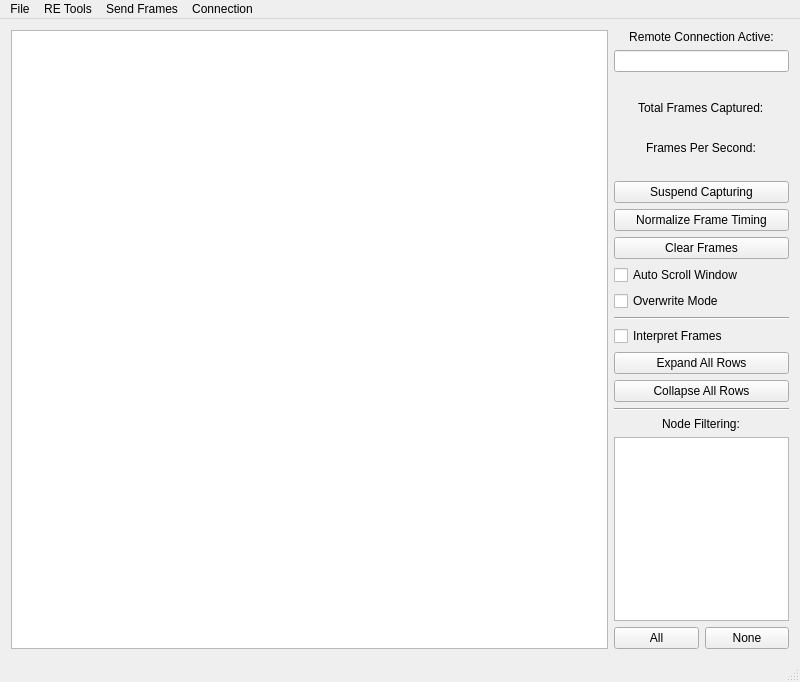
The window that ui/mainwindow.ui (albertodesouza/CANOpenAnalyzer) describes before a commit, drawn with Qt 5.
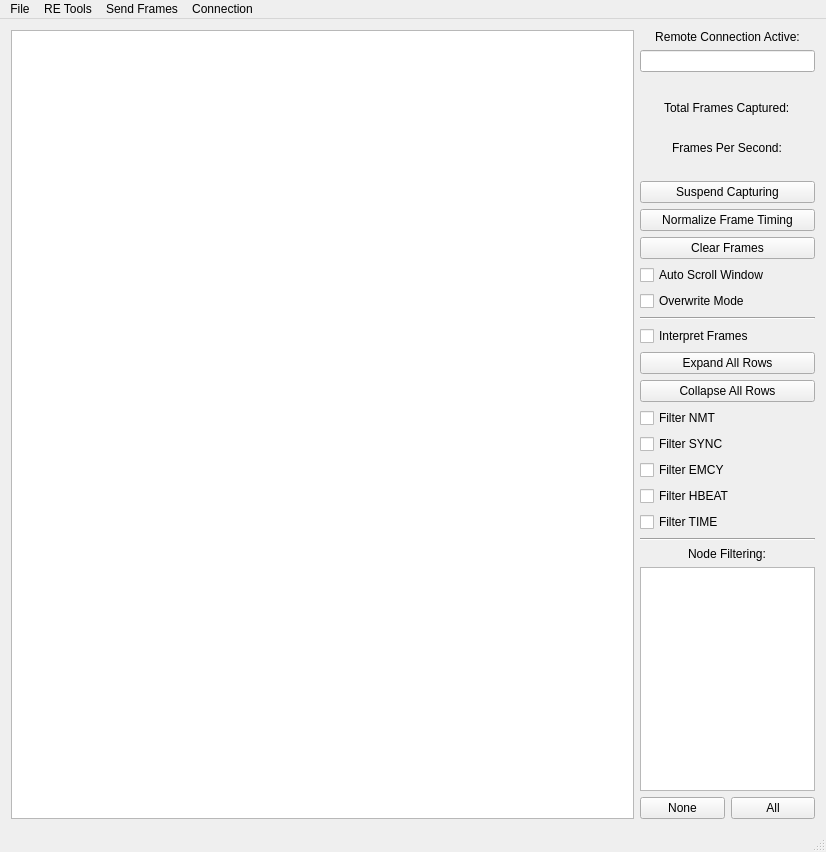
The same window after the commit.

The edit to the form file:
```diff
--- a/ui/mainwindow.ui
+++ b/ui/mainwindow.ui
@@ -6,8 +6,8 @@
    <rect>
     <x>0</x>
     <y>0</y>
-    <width>800</width>
-    <height>682</height>
+    <width>826</width>
+    <height>852</height>
    </rect>
   </property>
   <property name="sizePolicy">
@@ -229,6 +229,41 @@
         </property>
        </widget>
       </item>
+      <item>
+       <widget class="QCheckBox" name="filterNMT">
+        <property name="text">
+         <string>Filter NMT</string>
+        </property>
+       </widget>
+      </item>
+      <item>
+       <widget class="QCheckBox" name="filterSYNC">
+        <property name="text">
+         <string>Filter SYNC</string>
+        </property>
+       </widget>
+      </item>
+      <item>
+       <widget class="QCheckBox" name="filterEMCY">
+        <property name="text">
+         <string>Filter EMCY</string>
+        </property>
+       </widget>
+      </item>
+      <item>
+       <widget class="QCheckBox" name="filterHBEAT">
+        <property name="text">
+         <string>Filter HBEAT</string>
+        </property>
+       </widget>
+      </item>
+      <item>
+       <widget class="QCheckBox" name="filterTIME">
+        <property name="text">
+         <string>Filter TIME</string>
+        </property>
+       </widget>
+      </item>
       <item>
        <widget class="Line" name="line_2">
         <property name="orientation">
@@ -267,13 +302,6 @@
       </item>
       <item>
        <layout class="QHBoxLayout" name="horizontalLayout_3">
-        <item>
-         <widget class="QPushButton" name="btnFilterAll">
-          <property name="text">
-           <string>All</string>
-          </property>
-         </widget>
-        </item>
         <item>
          <widget class="QPushButton" name="btnFilterNone">
           <property name="text">
@@ -281,6 +309,13 @@
           </property>
          </widget>
         </item>
+        <item>
+         <widget class="QPushButton" name="btnFilterAll">
+          <property name="text">
+           <string>All</string>
+          </property>
+         </widget>
+        </item>
        </layout>
       </item>
      </layout>
@@ -292,7 +327,7 @@
     <rect>
      <x>0</x>
      <y>0</y>
-     <width>800</width>
+     <width>826</width>
      <height>22</height>
     </rect>
    </property>
```
